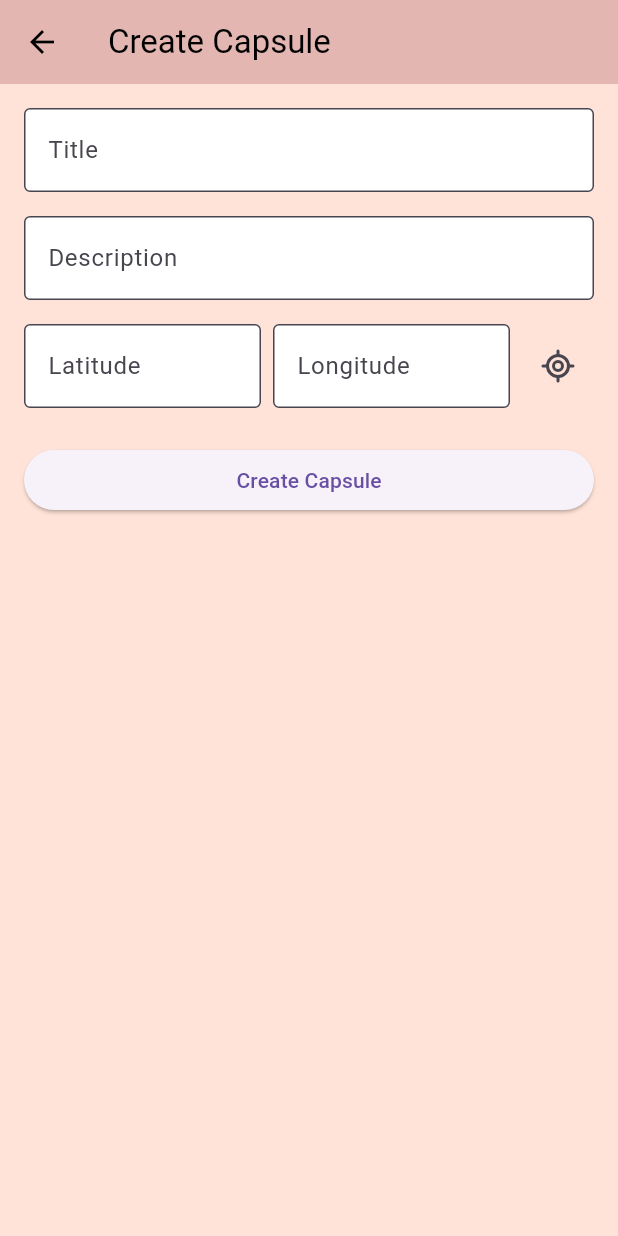
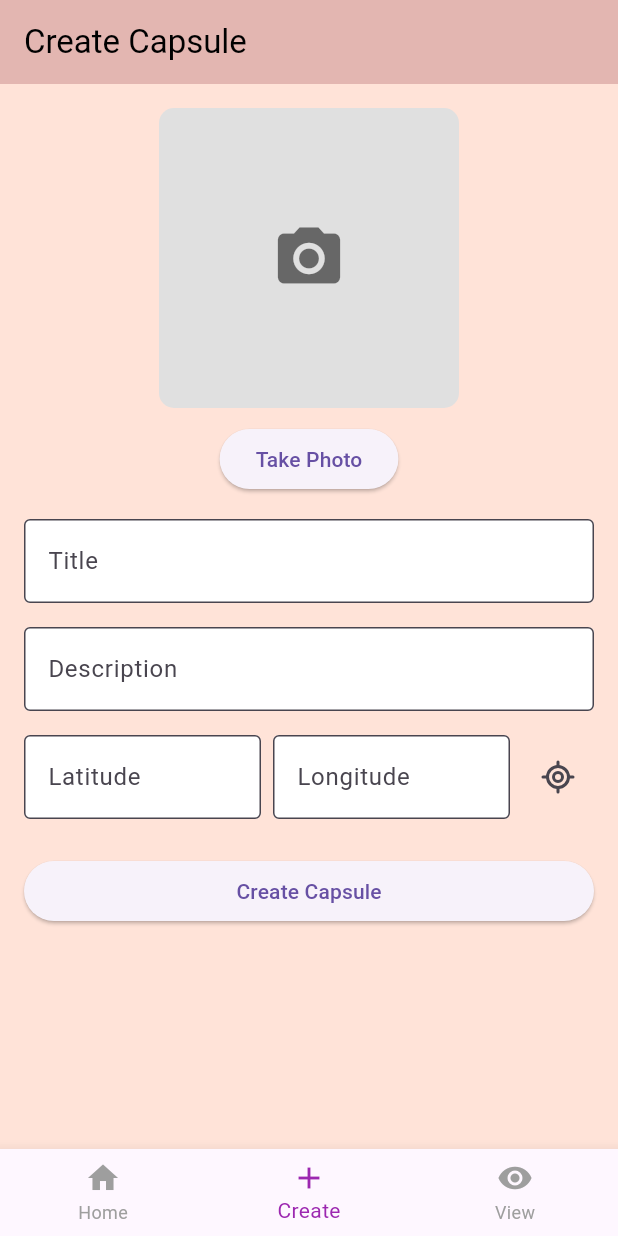
Before and after one commit to SteveCiliaMcast/digital_time_capsule, a Flutter app: the screen it shows after launch, item 2 of the bottom bar chosen, on a phone screen of 412 x 824 dp. Run offline on Flutter 3.47's test engine with Material 3 defaults, Android fonts, the phone set to English and light mode, and no system bars; our stand-ins replace firebase_core, firebase_database, image_picker, location, lucide_icons, permission_handler; accounts and stored records are empty.

Commit message:
Add photo capture functionality and integrate with capsule creation using base 64

```diff
--- a/lib/create_screen.dart
+++ b/lib/create_screen.dart
@@ -1,9 +1,9 @@
-// ignore_for_file: use_build_context_synchronously
-
 import 'package:flutter/material.dart';
 import 'package:firebase_database/firebase_database.dart';
 import 'package:location/location.dart';
 import 'capsule_form.dart';
+import 'bottom_nav_bar.dart';
+import 'photo_capture_widget.dart'; // Import the new widget
 
 class CreateScreen extends StatefulWidget {
   const CreateScreen({super.key});
@@ -21,6 +21,7 @@ class _CreateScreenState extends State<CreateScreen> {
   final DatabaseReference _dbRef =
       FirebaseDatabase.instance.ref().child('capsules');
   final Location _location = Location();
+  String? _base64Image;
 
   void _getCurrentLocation() async {
     try {
@@ -60,6 +61,7 @@ class _CreateScreenState extends State<CreateScreen> {
         'description': description,
         'latitude': latitude,
         'longitude': longitude,
+        'image': _base64Image, // Save the Base64 image
         'created_at': DateTime.now().toIso8601String(),
       };
 
@@ -80,12 +82,28 @@ class _CreateScreenState extends State<CreateScreen> {
   @override
   Widget build(BuildContext context) {
     return Scaffold(
-      appBar: AppBar(title: const Text("Create Capsule")),
+      appBar: AppBar(
+        title: const Text("Create Capsule"),
+        automaticallyImplyLeading: false, // Removes back button
+      ),
       body: Padding(
         padding: const EdgeInsets.all(16.0),
         child: Form(
           key: _formKey,
-          child: CapsuleForm(
+          child: Column(
+            children: [
+              // Photo Capture Widget
+              PhotoCaptureWidget(
+                onImageCaptured: (base64) {
+                  setState(() {
+                    _base64Image = base64;
+                  });
+                },
+              ),
+              const SizedBox(height: 16),
+
+              // Capsule Form Fields
+              CapsuleForm(
                 titleController: _titleController,
                 descriptionController: _descriptionController,
                 latitudeController: _latitudeController,
@@ -93,7 +111,13 @@ class _CreateScreenState extends State<CreateScreen> {
                 getCurrentLocation: _getCurrentLocation,
                 submitForm: _submitForm,
               ),
+            ],
           ),
+        ),
+      ),
+      bottomNavigationBar: BottomNavBar(
+        currentIndex: 1, // Create index
+        context: context,
       ),
     );
   }
--- /dev/null
+++ b/lib/photo_capture_widget.dart
@@ -0,0 +1,91 @@
+import 'dart:convert';
+import 'dart:io';
+import 'package:flutter/material.dart';
+import 'package:image_picker/image_picker.dart';
+import 'package:permission_handler/permission_handler.dart';
+
+class PhotoCaptureWidget extends StatefulWidget {
+  final Function(String?) onImageCaptured; // Callback to pass Base64 image
+
+  const PhotoCaptureWidget({super.key, required this.onImageCaptured});
+
+  @override
+  _PhotoCaptureWidgetState createState() => _PhotoCaptureWidgetState();
+}
+
+class _PhotoCaptureWidgetState extends State<PhotoCaptureWidget> {
+  File? _image;
+  String? _base64Image;
+  final ImagePicker _picker = ImagePicker();
+
+  // Request Camera Permission
+  Future<bool> _requestCameraPermission() async {
+    PermissionStatus status = await Permission.camera.request();
+    return status.isGranted;
+  }
+
+  // Take Photo and Convert to Base64
+  Future<void> _takePhoto() async {
+    bool hasPermission = await _requestCameraPermission();
+    if (!hasPermission) {
+      ScaffoldMessenger.of(context).showSnackBar(
+        const SnackBar(content: Text('Camera permission denied')),
+      );
+      return;
+    }
+
+    final XFile? pickedFile = await _picker.pickImage(
+      source: ImageSource.camera,
+      imageQuality: 70,
+    );
+
+    if (pickedFile != null) {
+      final File imageFile = File(pickedFile.path);
+      final List<int> imageBytes = await imageFile.readAsBytes();
+      final String base64String = base64Encode(imageBytes);
+
+      setState(() {
+        _image = imageFile;
+        _base64Image = base64String;
+      });
+
+      // Pass Base64 to Parent Widget (CreateScreen)
+      widget.onImageCaptured(_base64Image);
+    }
+  }
+
+  @override
+  Widget build(BuildContext context) {
+    return Column(
+      children: [
+        GestureDetector(
+          onTap: _takePhoto,
+          child: Container(
+            width: 200,
+            height: 200,
+            decoration: BoxDecoration(
+              color: Colors.grey[300],
+              borderRadius: BorderRadius.circular(10),
+            ),
+            child: _image != null
+                ? ClipRRect(
+                    borderRadius: BorderRadius.circular(10),
+                    child: Image.file(
+                      _image!,
+                      width: 200,
+                      height: 200,
+                      fit: BoxFit.cover,
+                    ),
+                  )
+                : const Icon(Icons.camera_alt, size: 50, color: Colors.black54),
+          ),
+        ),
+        const SizedBox(height: 10),
+        ElevatedButton(
+          onPressed: _takePhoto,
+          child: const Text("Take Photo"),
+        ),
+      ],
+    );
+  }
+}
--- a/pubspec.yaml
+++ b/pubspec.yaml
@@ -15,6 +15,8 @@ dependencies:
   latlong2: ^0.9.0  # Required for handling coordinates
   location: ^5.0.3  # For getting the user's location
   lucide_icons: ^0.257.0
+  image_picker: ^1.1.2
+  permission_handler: ^11.4.0
 
 
 dev_dependencies:
```
Also changed, not shown: lib/view_screen.dart (added, +75 -0 lines), pubspec.lock, 7 other files. Lines whose indentation alone changed are shown as unchanged.
